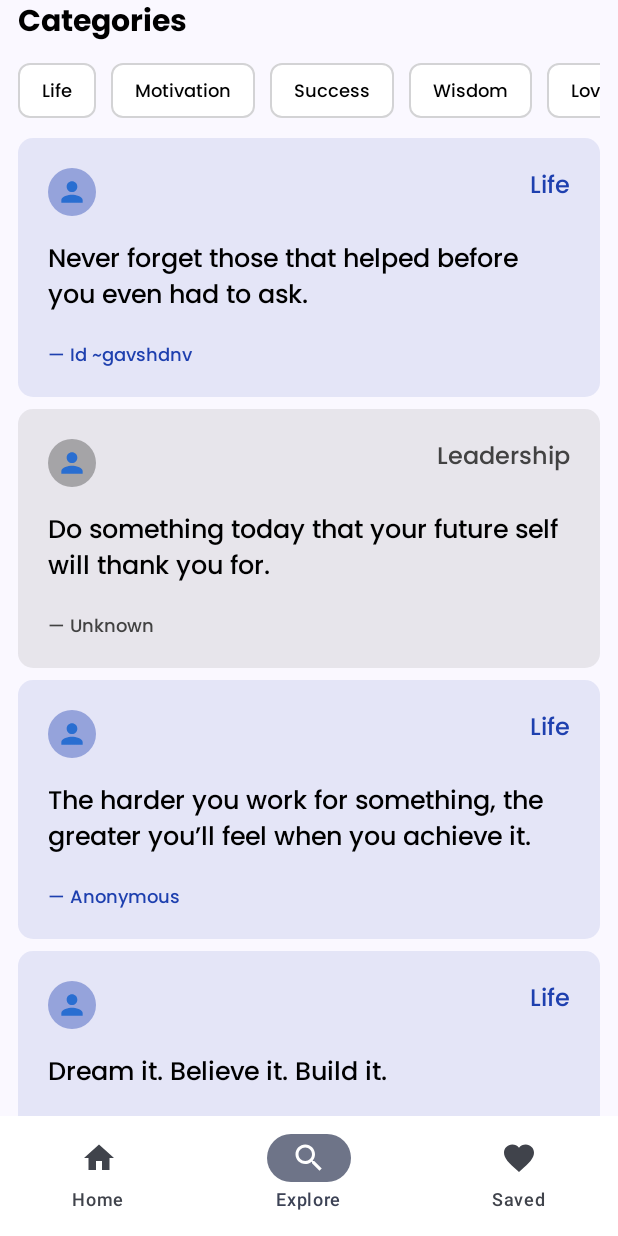
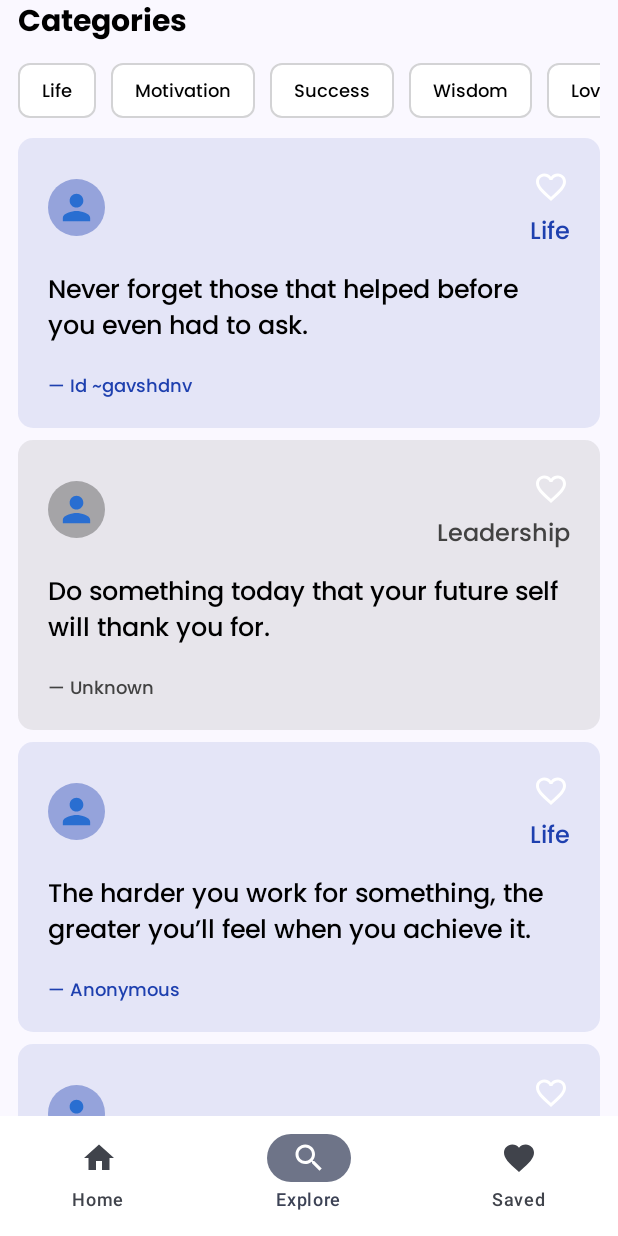
Before and after one commit to Kunal-Jain21/QuotesApp, an Android app built with Jetpack Compose: the screen it shows after launch (MainActivity), item 2 of the bottom bar chosen, on a phone screen of 412 x 824 dp. Run offline under Robolectric (Android 15) with nearby library versions, the phone set to English and light mode, and no system bars.

Commit message:
Refactor Home and Explore screens and enable quote saving

```diff
--- a/app/src/main/java/com/example/quotes/presentation/QuotesAppNavGraph.kt
+++ b/app/src/main/java/com/example/quotes/presentation/QuotesAppNavGraph.kt
@@ -43,6 +43,7 @@ fun QuotesAppNavGraph(
             val category = backStackEntry.arguments?.getString("category")
             ExploreScreen(
                 preSelectedCategory = category,
+                savedQuotesState = savedQuotesState,
             )
         }
 
--- a/app/src/main/java/com/example/quotes/presentation/components/ExploreQuoteCard.kt
+++ b/app/src/main/java/com/example/quotes/presentation/components/ExploreQuoteCard.kt
@@ -12,11 +12,15 @@ import androidx.compose.foundation.layout.size
 import androidx.compose.foundation.shape.CircleShape
 import androidx.compose.foundation.shape.RoundedCornerShape
 import androidx.compose.material.icons.Icons
+import androidx.compose.material.icons.filled.Favorite
+import androidx.compose.material.icons.filled.FavoriteBorder
 import androidx.compose.material.icons.filled.Person
 import androidx.compose.material3.Icon
+import androidx.compose.material3.IconButton
 import androidx.compose.material3.Surface
 import androidx.compose.material3.Text
 import androidx.compose.runtime.Composable
+import androidx.compose.ui.Alignment
 import androidx.compose.ui.Modifier
 import androidx.compose.ui.draw.clip
 import androidx.compose.ui.unit.dp
@@ -33,10 +37,14 @@ import com.example.quotes.ui.theme.colorFF296ED1
 import com.example.quotes.ui.theme.colorFFBBC6E6
 import com.example.quotes.ui.theme.colorFFBDBDBD
 import com.example.quotes.ui.theme.colorFFEAEEF8
+import com.example.quotes.ui.theme.colorFFFF0000
+import com.example.quotes.ui.theme.colorFFFFFFFF
 
 @Composable
 fun ExploreQuoteCard(
     data: Quote,
+    isSaved: Boolean,
+    onFavoriteClick: () -> Unit,
 ) {
     val currentCategory = categories.find {
         it.title == data.category
@@ -45,14 +53,18 @@ fun ExploreQuoteCard(
     Column(
         modifier = Modifier
             .fillMaxWidth()
-            .background((currentCategory?.color ?: colorFFEAEEF8).copy(
+            .background(
+                (currentCategory?.color ?: colorFFEAEEF8).copy(
                     alpha = 0.1F
-            ), shape = RoundedCornerShape(10.dp))
+                ), shape = RoundedCornerShape(10.dp)
+            )
             .padding(20.dp)
     ) {
         QuoteHeader(
             data = data,
             currentCategory = currentCategory,
+            isFavorite = isSaved,
+            onFavoriteClick = onFavoriteClick,
         )
 
         Spacer(modifier = Modifier.height(16.dp))
@@ -77,14 +89,20 @@ fun ExploreQuoteCard(
 }
 
 @Composable
-private fun QuoteHeader(data: Quote, currentCategory: Category?) {
+private fun QuoteHeader(
+    data: Quote,
+    currentCategory: Category?,
+    onFavoriteClick: () -> Unit,
+    isFavorite: Boolean
+) {
     Row(
         modifier = Modifier.fillMaxWidth(),
+        verticalAlignment = Alignment.CenterVertically,
         horizontalArrangement = Arrangement.SpaceBetween
     ) {
         Surface(
             modifier = Modifier
-                .size(32.dp)
+                .size(38.dp)
                 .clip(CircleShape),
             color = (currentCategory?.color ?: colorFFBDBDBD).copy(alpha = 0.4F)
         ) {
@@ -96,6 +114,22 @@ private fun QuoteHeader(data: Quote, currentCategory: Category?) {
             )
         }
 
+        Column(
+            horizontalAlignment = Alignment.End,
+            verticalArrangement = Arrangement.spacedBy(5.dp, Alignment.CenterVertically)
+        ) {
+
+            IconButton(
+                modifier = Modifier.size(25.dp),
+                onClick = onFavoriteClick
+            ) {
+                Icon(
+                    imageVector = if (isFavorite) Icons.Default.Favorite else Icons.Default.FavoriteBorder,
+                    contentDescription = if (isFavorite) "Remove from favorites" else "Add to favorites",
+                    tint = if (isFavorite) colorFFFF0000 else colorFFFFFFFF
+                )
+            }
+
             Text(
                 text = data.category.name.lowercase().replaceFirstChar { it.uppercase() },
                 style = Typography.Medium16.copy(
@@ -104,3 +138,4 @@ private fun QuoteHeader(data: Quote, currentCategory: Category?) {
             )
         }
     }
+}
--- a/app/src/main/java/com/example/quotes/presentation/components/QuoteCard.kt
+++ b/app/src/main/java/com/example/quotes/presentation/components/QuoteCard.kt
@@ -33,6 +33,7 @@ import com.example.quotes.ui.theme.Medium12
 import com.example.quotes.ui.theme.Medium14
 import com.example.quotes.ui.theme.Typography
 import com.example.quotes.ui.theme.colorFF1E40AF
+import com.example.quotes.ui.theme.colorFFFF0000
 import com.example.quotes.ui.theme.colorFFFFFFFF
 
 @Composable
@@ -132,7 +133,7 @@ fun QuoteCardHeader(
                 Icon(
                     imageVector = if (isFavorite) Icons.Default.Favorite else Icons.Default.FavoriteBorder,
                     contentDescription = if (isFavorite) "Remove from favorites" else "Add to favorites",
-                    tint = colorFFFFFFFF
+                    tint = if (isFavorite) colorFFFF0000 else colorFFFFFFFF
                 )
             }
         }
--- a/app/src/main/java/com/example/quotes/presentation/screens/ExploreScreen.kt
+++ b/app/src/main/java/com/example/quotes/presentation/screens/ExploreScreen.kt
@@ -26,6 +26,7 @@ import com.example.quotes.domain.model.Category
 import com.example.quotes.domain.model.QuoteCategory
 import com.example.quotes.domain.model.categories
 import com.example.quotes.domain.model.quoteCardList
+import com.example.quotes.presentation.SavedQuotesState
 import com.example.quotes.presentation.components.ExploreQuoteCard
 import com.example.quotes.ui.theme.Bold20
 import com.example.quotes.ui.theme.Medium12
@@ -36,7 +37,8 @@ import com.example.quotes.ui.theme.colorFFFFFFFF
 
 @Composable
 fun ExploreScreen(
-    preSelectedCategory: String?
+    preSelectedCategory: String?,
+    savedQuotesState: SavedQuotesState
 ) {
     var selectedCategory by remember {
         mutableStateOf(
@@ -72,8 +74,9 @@ fun ExploreScreen(
                 horizontalArrangement = Arrangement.spacedBy(10.dp)
             ) {
                 items(
-                    categories,
-                    key = { item -> item.title }) { category ->
+                    items = categories,
+                    key = { item -> item.title }
+                ) { category ->
                     val isSelected = selectedCategory == category.title
                     Chip(
                         isSelected = isSelected,
@@ -92,7 +95,9 @@ fun ExploreScreen(
             items = filteredQuotes,
             key = { item -> item.id }) { cardData ->
             ExploreQuoteCard(
-                data = cardData
+                data = cardData,
+                isSaved = savedQuotesState.isSaved(cardData.id),
+                onFavoriteClick = { savedQuotesState.toggleSave(cardData) }
             )
         }
     }
--- a/app/src/main/java/com/example/quotes/presentation/screens/HomeScreen.kt
+++ b/app/src/main/java/com/example/quotes/presentation/screens/HomeScreen.kt
@@ -9,6 +9,7 @@ import androidx.compose.foundation.layout.Spacer
 import androidx.compose.foundation.layout.fillMaxSize
 import androidx.compose.foundation.layout.fillMaxWidth
 import androidx.compose.foundation.layout.height
+import androidx.compose.foundation.layout.heightIn
 import androidx.compose.foundation.layout.padding
 import androidx.compose.foundation.lazy.LazyColumn
 import androidx.compose.foundation.lazy.LazyRow
@@ -86,7 +87,10 @@ fun HomeScreen(
         item {
             Section(
                 sectionTitle = stringResource(R.string.latest_quotes),
-                onButtonClick = {}
+                buttonText = stringResource(R.string.view_all),
+                onButtonClick = {
+                    navController.navigate(QuotesScreenRoute.Explore.route)
+                }
             ) {
                 LazyRow(
                     horizontalArrangement = Arrangement.spacedBy(16.dp),
@@ -130,7 +134,10 @@ fun HomeScreen(
         item {
             Section(
                 sectionTitle = stringResource(R.string.trending_quotes),
-                onButtonClick = {}
+                buttonText = stringResource(R.string.view_all),
+                onButtonClick = {
+                    navController.navigate(QuotesScreenRoute.Explore.route)
+                }
             ) {
                 LazyRow(
                     horizontalArrangement = Arrangement.spacedBy(16.dp),
@@ -170,6 +177,7 @@ private fun HomeHeader() {
 @Composable
 fun Section(
     sectionTitle: String,
+    buttonText: String? = null,
     onButtonClick: () -> Unit,
     sectionContent: @Composable () -> Unit
 ) {
@@ -180,7 +188,9 @@ fun Section(
     ) {
 
         Row(
-            modifier = Modifier.fillMaxWidth(),
+            modifier = Modifier
+                .fillMaxWidth()
+                .heightIn(min = 40.dp),
             horizontalArrangement = Arrangement.SpaceBetween,
             verticalAlignment = Alignment.CenterVertically
         ) {
@@ -189,16 +199,18 @@ fun Section(
                 style = Typography.Bold16.copy(color = colorFF000000)
             )
 
+            buttonText?.let {
                 TextButton(
                     onClick = onButtonClick
                 ) {
                     Text(
-                    text = "View All",
+                        text = it,
                         style = Typography.Bold12.copy(
                             fontSize = 12.sp,
                             color = colorFF596FC6
                         )
                     )
+                }
             }
         }
 
--- a/app/src/main/java/com/example/quotes/presentation/screens/SavedScreen.kt
+++ b/app/src/main/java/com/example/quotes/presentation/screens/SavedScreen.kt
@@ -11,6 +11,7 @@ import androidx.compose.foundation.lazy.LazyColumn
 import androidx.compose.foundation.lazy.items
 import androidx.compose.material3.Text
 import androidx.compose.runtime.Composable
+import androidx.compose.ui.Alignment
 import androidx.compose.ui.Modifier
 import androidx.compose.ui.text.style.TextAlign
 import androidx.compose.ui.unit.dp
@@ -50,7 +51,7 @@ fun SavedScreen(savedQuotesState: SavedQuotesState) {
                     modifier = Modifier
                         .fillMaxWidth()
                         .padding(vertical = 64.dp),
-                    horizontalAlignment = androidx.compose.ui.Alignment.CenterHorizontally
+                    horizontalAlignment = Alignment.CenterHorizontally
                 ) {
                     Text(
                         text = "No saved quotes yet",
@@ -74,7 +75,11 @@ fun SavedScreen(savedQuotesState: SavedQuotesState) {
                 items = savedQuotes,
                 key = { it.id }
             ) { quote ->
-                ExploreQuoteCard(data = quote)
+                ExploreQuoteCard(
+                    data = quote,
+                    isSaved = savedQuotesState.isSaved(quote.id),
+                    onFavoriteClick = { savedQuotesState.toggleSave(quote) },
+                )
             }
         }
     }
--- a/app/src/main/java/com/example/quotes/ui/theme/Color.kt
+++ b/app/src/main/java/com/example/quotes/ui/theme/Color.kt
@@ -21,6 +21,7 @@ val colorFFD3D3D5 = Color(0xFFD3D3D5)
 val colorFF296ED1 = Color(0xFF296ED1)
 val colorFFFFA000 = Color(0xFFFFA000)
 val colorFFC2185B = Color(0xFFC2185B)
+val colorFFFF0000 = Color(0xFFFF0000)
 
 val colorFF2E7D32 = Color(0xFF2E7D32) // Deep Green icon tint
 val colorFF6A1B9A = Color(0xFF6A1B9A) // Rich Purple icon tint
--- a/app/src/main/res/values/strings.xml
+++ b/app/src/main/res/values/strings.xml
@@ -5,4 +5,5 @@
     <string name="latest_quotes">Latest Quotes</string>
     <string name="categories">Categories</string>
     <string name="trending_quotes">Trending Quotes</string>
+    <string name="view_all">View All</string>
 </resources>
```
Lines whose indentation alone changed are shown as unchanged.
